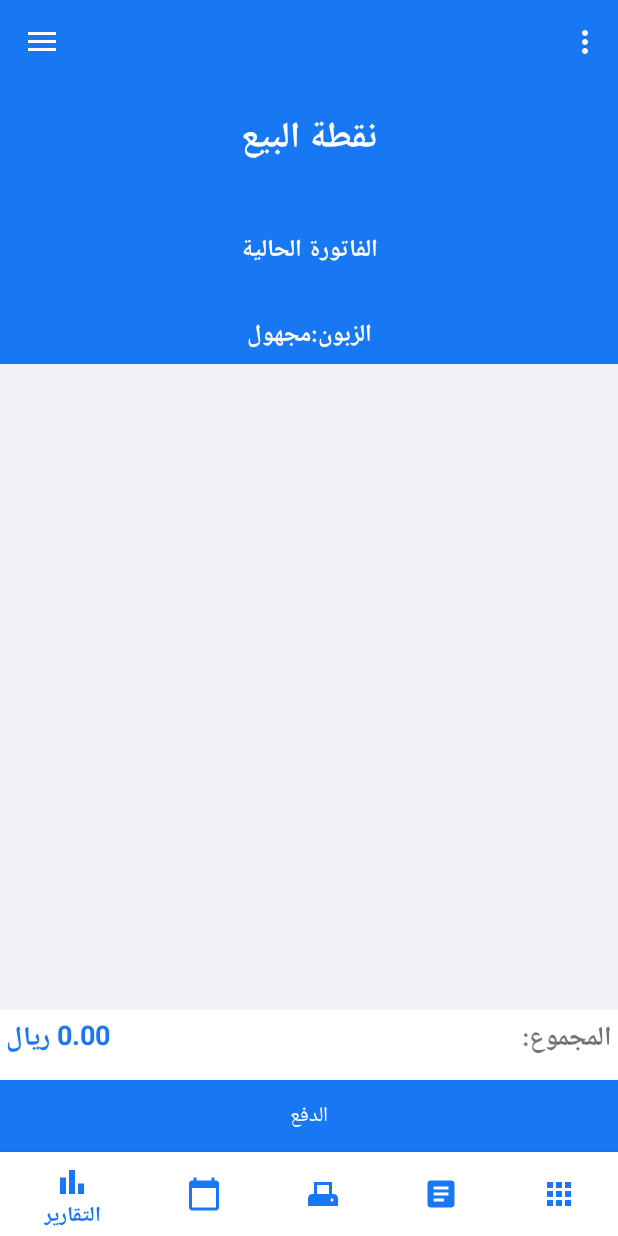
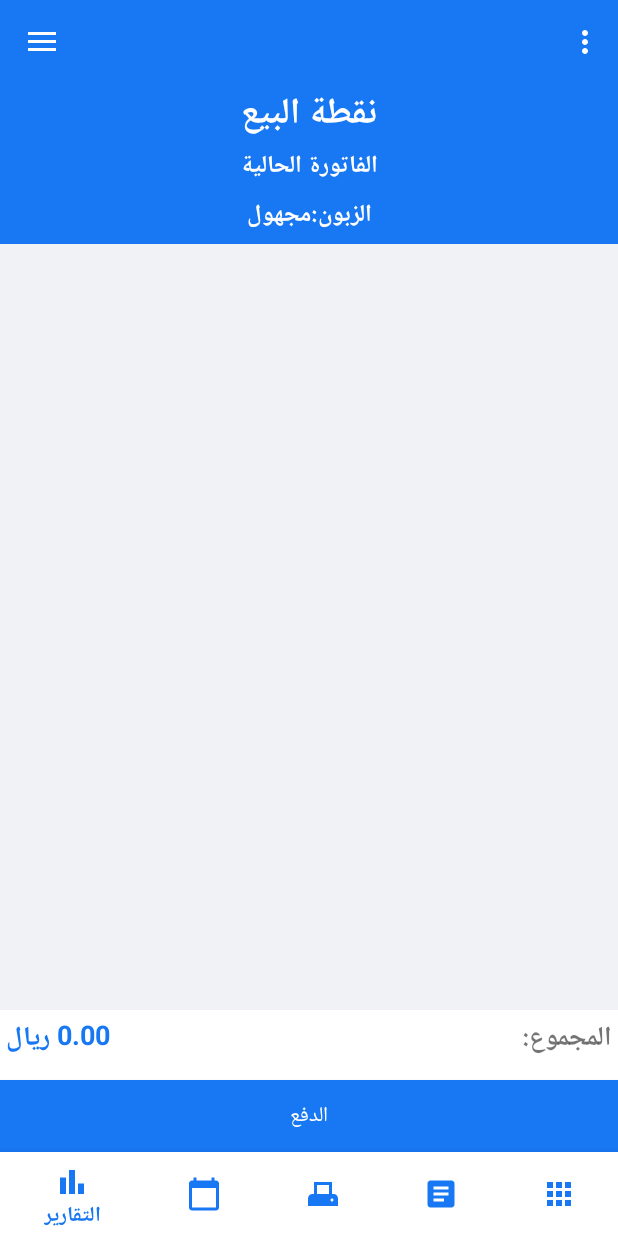
Before and after one commit to jusdorge/PosApp, an Android app: the screen it shows after launch once a user with an empty profile is signed in (MainActivity), on a phone screen of 412 x 824 dp. Run offline under Robolectric (Android 15) with nearby library versions, the phone set to English and light mode, and no system bars; our stand-ins replace Firebase (no records; nobody signed in at launch, a user with empty details on screens opened directly).

Commit message:
Decrease padding in counter fragment layout
The padding for several TextViews in the `fragment_counter.xml` layout has been reduced from `16dp` and `8dp` to `0dp`. This change affects the main TextView displaying "فاتورة الكهرباء" and the "الفاتورة الحالية" TextView.

```diff
--- a/app/src/main/res/layout/fragment_counter.xml
+++ b/app/src/main/res/layout/fragment_counter.xml
@@ -9,7 +9,7 @@
         android:layout_width="match_parent"
         android:layout_height="wrap_content"
         android:background="@color/colorPrimary"
-        android:padding="16dp">
+        android:padding="0dp">
 
         <TextView
             android:layout_width="match_parent"
@@ -25,16 +25,16 @@
         android:layout_height="wrap_content"
         android:background="@color/colorPrimary"
         android:orientation="horizontal"
-        android:padding="16dp">
+        android:padding="0dp">
 
         <TextView
             android:layout_width="0dp"
             android:layout_height="wrap_content"
+            android:layout_weight="1"
+            android:background="@color/colorPrimary"
             android:gravity="center"
-                android:background="@color/colorPrimary"
-                android:padding="8dp"
+            android:padding="0dp"
             android:text="الفاتورة الحالية"
-                android:layout_weight="1"
             android:textColor="@color/colorWhite"
             android:textSize="16sp"
             android:textStyle="bold" />
```
Lines whose indentation alone changed are shown as unchanged.
